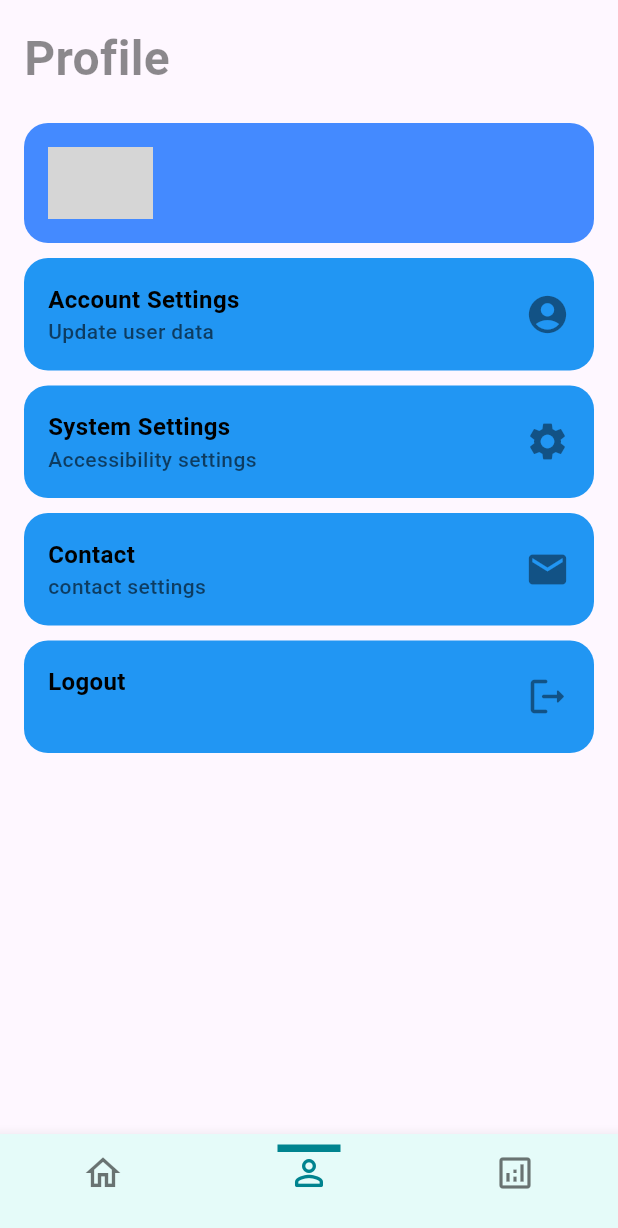
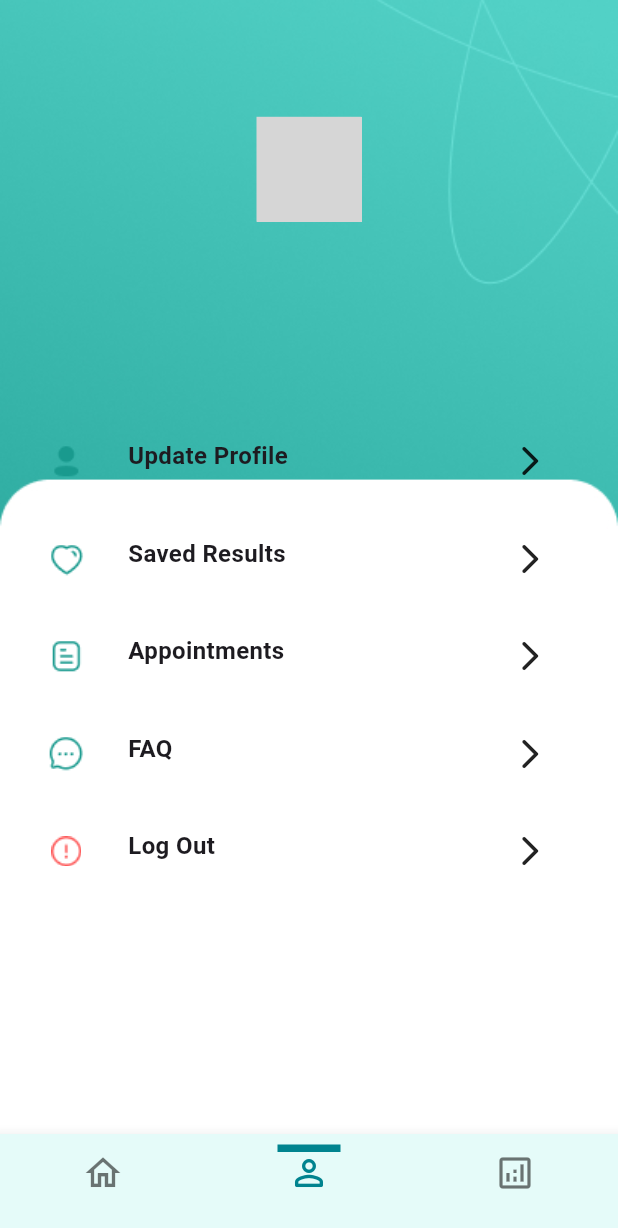
Before and after one commit to yjawais/WellBe-Brain-Tumor-Detection, a Flutter app: the screen it shows once a user with an empty profile is signed in, item 2 of the bottom bar chosen, on a phone screen of 412 x 824 dp. Shown: the top 1228 px of the screen. Run offline on Flutter 3.47's test engine with Material 2 defaults, Android fonts, the light colour scheme and no system bars; drawn by our look-alikes of flutter_profile_picture; our stand-ins replace cloud_firestore, firebase_auth, firebase_core, google_sign_in, image_picker; accounts and stored records are empty; grey boxes are pictures that could not be loaded.

Commit message:
Account Page UI complete

```diff
--- a/lib/features/account/screens/account_screen.dart
+++ b/lib/features/account/screens/account_screen.dart
@@ -1,12 +1,9 @@
 // ignore_for_file: prefer_const_constructors, prefer_const_literals_to_create_immutables
 
-import 'package:cloud_firestore/cloud_firestore.dart';
-import 'package:firebase_auth/firebase_auth.dart';
 import 'package:flutter/material.dart';
-import 'package:flutter_profile_picture/flutter_profile_picture.dart';
-import 'package:major_proj_sbj/features/account/widgets/option_card.dart';
-
-import 'package:major_proj_sbj/models/user_model.dart';
+import 'package:major_proj_sbj/constants/global_variables.dart';
+import 'package:major_proj_sbj/features/account/widgets/menu_options.dart';
+import 'package:major_proj_sbj/features/account/widgets/profile_details_card.dart';
 
 class AccountScreen extends StatefulWidget {
   const AccountScreen({Key? key}) : super(key: key);
@@ -16,140 +13,52 @@ class AccountScreen extends StatefulWidget {
 }
 
 class _AccountScreenState extends State<AccountScreen> {
-  User? user = FirebaseAuth.instance.currentUser;
-  UserModel loggedInUser = UserModel();
-
-  Future getUserData() async {
-    return await FirebaseFirestore.instance
-        .collection("users")
-        .doc(user!.uid)
-        .get()
-        .then((value) => loggedInUser = UserModel.fromMap(value.data()));
-  }
-
-  @override
-  void initState() {
-    super.initState();
-    getUserData();
-  }
-
   @override
   Widget build(BuildContext context) {
     return SafeArea(
+      top: false,
+      child: Container(
+        height: MediaQuery.of(context).size.height,
+        decoration: BoxDecoration(
+          // gradient: LinearGradient(
+          //   begin: Alignment(0.0,-1),
+          //   end: Alignment(0.0, 1),
+          //   colors: [
+          //      Color(0xFF30ADA2),
+          //     Color(0xFF52D1C6),
+
+          //   ],
+          //   stops: [0.5,1.0],
+          // ),
+          image: DecorationImage(
+            image: AssetImage('assets/images/36_Profile.jpg'),
+            fit: BoxFit.cover,
+          ),
+        ),
         child: Scaffold(
-        body: FutureBuilder(
-            future: getUserData(),
-            builder: (BuildContext context, AsyncSnapshot<dynamic> snapshot) {
-              if (snapshot.hasData) {
-                return ListView(
-                  padding: EdgeInsets.all(16),
+          backgroundColor: Colors.transparent,
+          body: Container(
+            child: Column(
               children: [
-                    Text("Profile",
-                        style: TextStyle(
-                            fontSize: 32,
-                            fontWeight: FontWeight.w700,
-                            color: Colors.black45)),
-                    SizedBox(height: 20),
                 Container(
-                      height: 80,
-                      decoration: BoxDecoration(
-                        color: Colors.blueAccent,
-                        borderRadius: BorderRadius.circular(16),
-                        // boxShadow: [
-                        //   BoxShadow(
-                        //       color: Color(0xff27272c).withOpacity(0.56),
-                        //       offset: Offset(2, 2),
-                        //       blurRadius: 2),
-                        //   BoxShadow(
-                        //       color: Color(0xff040404).withOpacity(0.64),
-                        //       offset: Offset(-2, -2),
-                        //       blurRadius: 2),
-                        //   BoxShadow(
-                        //       color: Color(0xff040404).withOpacity(0.8),
-                        //       offset: Offset(8, 8),
-                        //       blurRadius: 16),
-                        //   BoxShadow(
-                        //       color: Color(0xff27272C).withOpacity(0.48),
-                        //       offset: Offset(-8, -8),
-                        //       blurRadius: 12),
-                        // ],
+                  height: 275,
+                  padding: const EdgeInsets.symmetric(vertical: 25,),
+                  child: ProfileDetails(),
                 ),
-                      padding: EdgeInsets.all(16),
-                      child: Row(
-                        children: [
-                          ProfilePicture(
-                            name: loggedInUser.username!,
-                            radius: 35,
-                            fontsize: 30,
-                          ),
-                          SizedBox(width: 16),
-                          Column(
-                            mainAxisAlignment: MainAxisAlignment.spaceEvenly,
-                            crossAxisAlignment: CrossAxisAlignment.start,
-                            children: [
-                              Text(
-                                loggedInUser.username.toString(),
-                                style: TextStyle(
-                                    fontSize: 16,
-                                    fontWeight: FontWeight.w700,
-                                    color: Colors.white),
-                              ),
-                              Text(
-                                loggedInUser.phone.toString(),
-                                style: TextStyle(
-                                    fontSize: 14,
-                                    fontWeight: FontWeight.w500,
-                                    color: Colors.white54.withOpacity(0.6)),
-                              ),
-                              // Text(
-                              //   "Current funds 98,099 points",
-                              //   style: TextStyle(
-                              //       fontSize: 14,
-                              //       color: Colors.green,
-                              //       fontWeight: FontWeight.w400),
-                              // )
-                            ],
-                          )
+                SizedBox(height:350,child: MenuOption()),
+
+                //  OptionCard(
+                //       buttonHeading: "Logout",
+                //       buttonSubHeading: " ",
+                //       icon: Icons.logout_rounded,
+                //       function: () {
+                //         FirebaseAuth.instance.signOut();
+                //       },
+                //     ),
               ],
             ),
           ),
-                    SizedBox(height: 10),
-                    OptionCard(
-                      buttonHeading: "Account Settings",
-                      buttonSubHeading: "Update user data",
-                      icon: Icons.account_circle_rounded,
-                      function: () {},
         ),
-                    SizedBox(height: 10),
-                    OptionCard(
-                      buttonHeading: "System Settings",
-                      buttonSubHeading: "Accessibility settings",
-                      icon: Icons.settings,
-                      function: () {},
-                    ),
-                    SizedBox(height: 10),
-                    OptionCard(
-                      buttonHeading: "Contact",
-                      buttonSubHeading: "contact settings",
-                      icon: Icons.mail,
-                      function: () {},
-                    ),
-                    SizedBox(height: 10),
-                    OptionCard(
-                      buttonHeading: "Logout",
-                      buttonSubHeading: " ",
-                      icon: Icons.logout_rounded,
-                      function: () {
-                        FirebaseAuth.instance.signOut();
-                      },
-                    ),
-                  ],
-                );
-              } else if (snapshot.hasError) {
-                print(snapshot.error);
-              }
-              return Center(child: CircularProgressIndicator());
-            }),
       ),
     );
   }
--- /dev/null
+++ b/lib/features/account/widgets/menu_options.dart
@@ -0,0 +1,76 @@
+import 'package:flutter/material.dart';
+
+class MenuOption extends StatelessWidget {
+  const MenuOption({Key? key}) : super(key: key);
+
+  static const List<String> menuImages = [
+    'assets/images/Profile.png',
+    'assets/images/Heart.png',
+    'assets/images/Document.png',
+    'assets/images/Chat.png',
+    'assets/images/Danger Circle.png',
+  ];
+
+  static const List<String> menuTitle = [
+    'Update Profile',
+    'Saved Results',
+    'Appointments',
+    'FAQ',
+    'Log Out',
+  ];
+
+  @override
+  Widget build(BuildContext context) {
+    return SizedBox(
+      height: 60,
+      child: ListView.builder(
+        itemExtent: 65,
+        itemCount: 5,
+        itemBuilder: (context, i) {
+          return GestureDetector(
+            onTap: () {},
+            child: Container(
+              height: 50,
+              width: double.infinity,
+              padding: const EdgeInsets.all(3),
+              child: Row(
+                children: [
+                  Container(
+                    height: 30,
+                    width: MediaQuery.of(context).size.width * 0.2,
+                    decoration: BoxDecoration(
+                      image: DecorationImage(
+                        image: AssetImage(
+                          menuImages[i],
+                        ),
+                      ),
+                    ),
+                  ),
+                  Container(
+                    height: 30,
+                    width: MediaQuery.of(context).size.width * 0.6,
+                    child: Text(
+                      menuTitle[i],
+                      style: const TextStyle(
+                        fontWeight: FontWeight.bold,
+                        fontSize: 16,
+                      ),
+                    ),
+                  ),
+                  Container(
+                    height: 30,
+                    width: MediaQuery.of(context).size.width * 0.1,
+                    child: const Icon(
+                      Icons.arrow_forward_ios_rounded,
+
+                    ),
+                  ),
+                ],
+              ),
+            ),
+          );
+        },
+      ),
+    );
+  }
+}
--- /dev/null
+++ b/lib/features/account/widgets/profile_details_card.dart
@@ -0,0 +1,83 @@
+import 'package:flutter/material.dart';
+import 'package:major_proj_sbj/models/user_model.dart';
+import 'package:cloud_firestore/cloud_firestore.dart';
+import 'package:firebase_auth/firebase_auth.dart';
+import 'package:flutter_profile_picture/flutter_profile_picture.dart';
+
+class ProfileDetails extends StatefulWidget {
+  const ProfileDetails({Key? key}) : super(key: key);
+
+  @override
+  State<ProfileDetails> createState() => _ProfileDetailsState();
+}
+
+class _ProfileDetailsState extends State<ProfileDetails> {
+  User? user = FirebaseAuth.instance.currentUser;
+  UserModel loggedInUser = UserModel();
+
+  Future getUserData() async {
+    return await FirebaseFirestore.instance
+        .collection("users")
+        .doc(user!.uid)
+        .get()
+        .then((value) => loggedInUser = UserModel.fromMap(value.data()));
+  }
+
+  @override
+  void initState() {
+    super.initState();
+    //getUserData();
+  }
+
+  @override
+  Widget build(BuildContext context) {
+    return FutureBuilder(
+      future: getUserData(),
+      builder: (BuildContext context, AsyncSnapshot<dynamic> snapshot) {
+        if (snapshot.hasData) {
+          return ListView(
+            padding: const EdgeInsets.all(16),
+            children: [
+              const SizedBox(height: 20),
+              Container(
+                height: 200,
+                padding: const EdgeInsets.all(16),
+                child: Column(
+                  mainAxisAlignment: MainAxisAlignment.spaceEvenly,
+                  crossAxisAlignment: CrossAxisAlignment.center,
+                  children: [
+                    ProfilePicture(
+                      name: loggedInUser.username!,
+                      radius: 35,
+                      fontsize: 30,
+                    ),
+                    const SizedBox(height: 16),
+                    Text(
+                      loggedInUser.username.toString(),
+                      style: const TextStyle(
+                          fontSize: 16,
+                          fontWeight: FontWeight.w700,
+                          color: Colors.white),
+                    ),
+                    const SizedBox(height: 16),
+                    Text(
+                      loggedInUser.phone.toString(),
+                      style: TextStyle(
+                          fontSize: 14,
+                          fontWeight: FontWeight.w500,
+                          color: Colors.white54.withOpacity(0.6)),
+                    ),
+                    const SizedBox(height: 16),
+                  ],
+                ),
+              ),
+            ],
+          );
+        } else if (snapshot.hasError) {
+          print(snapshot.error);
+        }
+        return Center(child: CircularProgressIndicator());
+      },
+    );
+  }
+}
--- a/lib/features/home/widgets/option_tile.dart
+++ b/lib/features/home/widgets/option_tile.dart
@@ -16,7 +16,9 @@ class OptionTile extends StatelessWidget {
           itemExtent: 82,
           itemCount: 4,
           itemBuilder: (context, i) {
-            return Container(
+            return GestureDetector(
+              onTap: (){},
+              child: Container(
                 height: 90,
                 width: 90,
                 padding: const EdgeInsets.all(1),
@@ -44,6 +46,7 @@ class OptionTile extends StatelessWidget {
                     ],
                   ),
                 ),
+              ),
             );
           }),
     );
```
Also changed, not shown: assets/images/36_Profile.jpg (added), assets/images/Chat.png (added), assets/images/Danger Circle.png (added), assets/images/Document.png (added), assets/images/Heart.png (added), assets/images/Profile.png (added), assets/images/Profilebg.jpg (added). Lines whose indentation alone changed are shown as unchanged.
